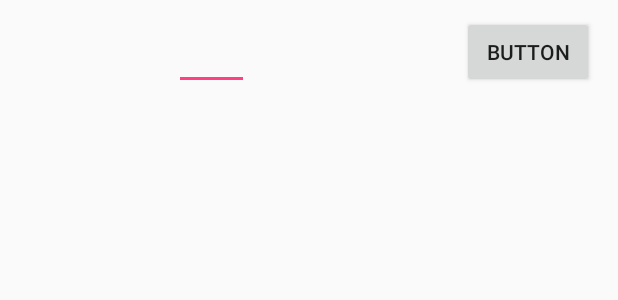
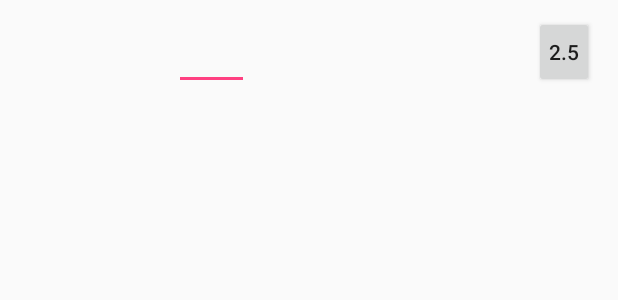
Before and after one commit to Silassales/PrWorkoutTracker, an Android app: the layout exersice_list_row.xml on its own in the app's theme, with its tools: preview values and no code run, on a phone screen of 412 x 824 dp. Shown: the top 300 px of the screen. Run offline under Robolectric (Android 15) with nearby library versions, the light colour scheme and no system bars.

Commit message:
fix the add weight button

```diff
--- a/app/build.gradle
+++ b/app/build.gradle
@@ -22,6 +22,10 @@ android {
             proguardFiles getDefaultProguardFile('proguard-android.txt'), 'proguard-rules.pro'
         }
     }
+    compileOptions {
+        sourceCompatibility = '1.8'
+        targetCompatibility = '1.8'
+    }
 }
 
 dependencies {
--- a/app/src/main/java/com/timothy/silas/prworkouttracker/Database/Exercise/ExerciseDao.java
+++ b/app/src/main/java/com/timothy/silas/prworkouttracker/Database/Exercise/ExerciseDao.java
@@ -26,6 +26,10 @@ public interface ExerciseDao {
     @Query("SELECT * FROM exercise where (:name) = name")
     Exercise getByName(String name);
 
+    @Query("UPDATE exercise SET weight = (:newWeight) where id = (:id)")
+    @TypeConverters(UUIDConverter.class)
+    void updateWeight(UUID id, Double newWeight);
+
     @Insert(onConflict = REPLACE)
     void insert(Exercise exercise);
 
--- a/app/src/main/res/layout/exersice_list_row.xml
+++ b/app/src/main/res/layout/exersice_list_row.xml
@@ -42,11 +42,11 @@
 
     <Button
         android:id="@+id/exercise_add_weight_button"
-        android:layout_width="wrap_content"
+        android:layout_width="40dp"
         android:layout_height="wrap_content"
         android:layout_alignParentEnd="true"
         android:layout_centerVertical="true"
-        android:text="Button"
+        android:text="@string/defaultAddToExerciseAmount"
         android:layout_alignParentRight="true"
         android:padding="@dimen/excersice_list_item_padding"/>
 
--- a/app/src/main/res/values/strings.xml
+++ b/app/src/main/res/values/strings.xml
@@ -21,4 +21,5 @@
     <string name="addExerciseWeightHint">Exercise Weight</string>
     <string name="addExerciseUnitSpinnerPrompt">Unit</string>
     <string name="EXERCISE_TAG">EXERCISE</string>
+    <string name="defaultAddToExerciseAmount">2.5</string>
 </resources>
```
Also changed, not shown: app/src/main/java/com/timothy/silas/prworkouttracker/Home/HomeFragment.java (+4 -3 lines), app/src/main/java/com/timothy/silas/prworkouttracker/Home/HomeViewModel.java (+9 -0 lines).
